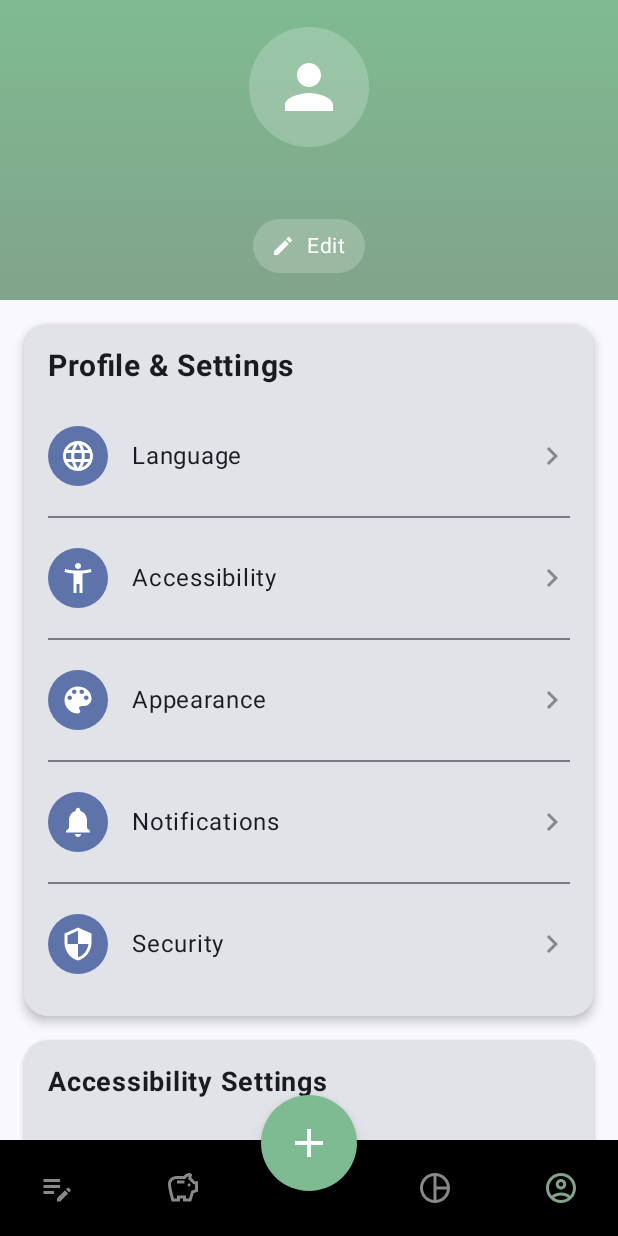
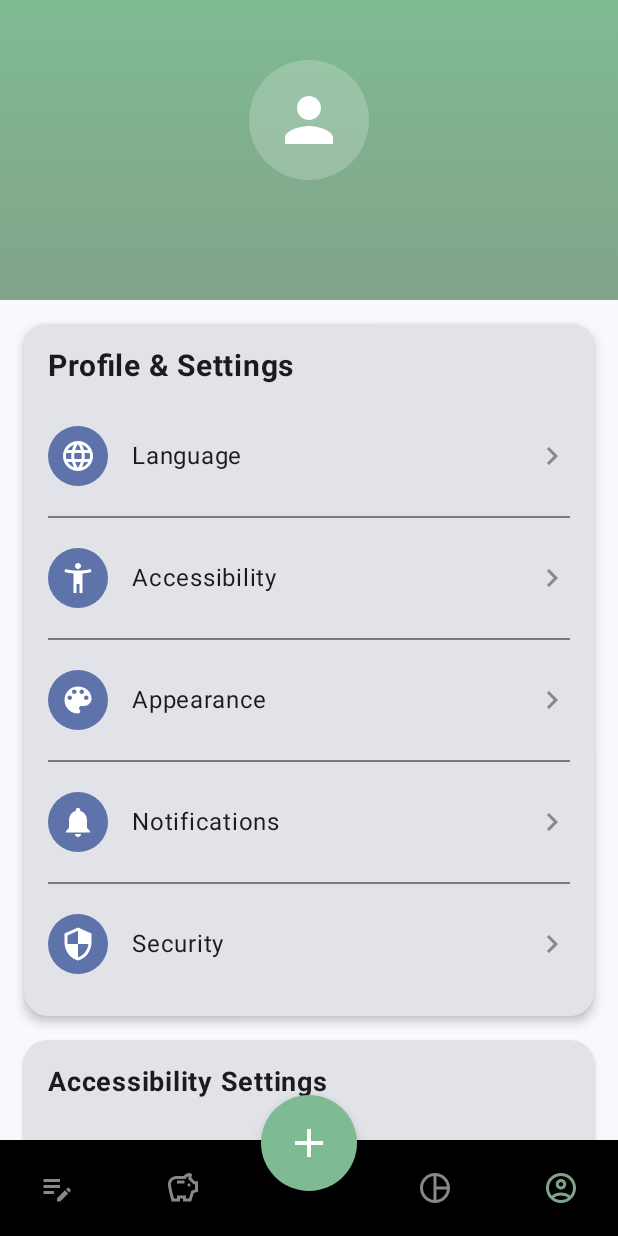
Before and after one commit to Aditya-Kumar-33/MoneyMind, an Android app built with Jetpack Compose: the profile screen opened through its navigation route, on a phone screen of 412 x 824 dp. Run offline under Robolectric (Android 15) with nearby library versions, the phone set to English and light mode, and no system bars; our stand-ins replace Firebase (no records; nobody signed in at launch, a user with empty details on screens opened directly), livedata-compose.

Commit message:
Remove edit button from profile page

```diff
--- a/app/src/main/java/com/example/moneymind/pages/ProfilePage.kt
+++ b/app/src/main/java/com/example/moneymind/pages/ProfilePage.kt
@@ -124,33 +124,6 @@ fun ProfilePage(
                             modifier = Modifier.semantics {
                                 contentDescription = "Your email is ${user.email}"
                             }
-                        )
-                    }
-
-                    Spacer(modifier = Modifier.height(8.dp))
-
-                    // Edit profile button
-                    Row(
-                        verticalAlignment = Alignment.CenterVertically,
-                        modifier = Modifier
-                            .clip(RoundedCornerShape(20.dp))
-                            .clickable { /* Edit profile action */ }
-                            .background(Color.White.copy(alpha = 0.2f))
-                            .padding(horizontal = 12.dp, vertical = 6.dp)
-                    ) {
-                        Icon(
-                            imageVector = Icons.Default.Edit,
-                            contentDescription = null,
-                            tint = Color.White,
-                            modifier = Modifier.size(16.dp)
-                        )
-
-                        Spacer(modifier = Modifier.padding(4.dp))
-
-                        Text(
-                            text = stringResource(id = R.string.edit),
-                            color = Color.White,
-                            fontSize = 14.sp
                         )
                     }
                 }
```
